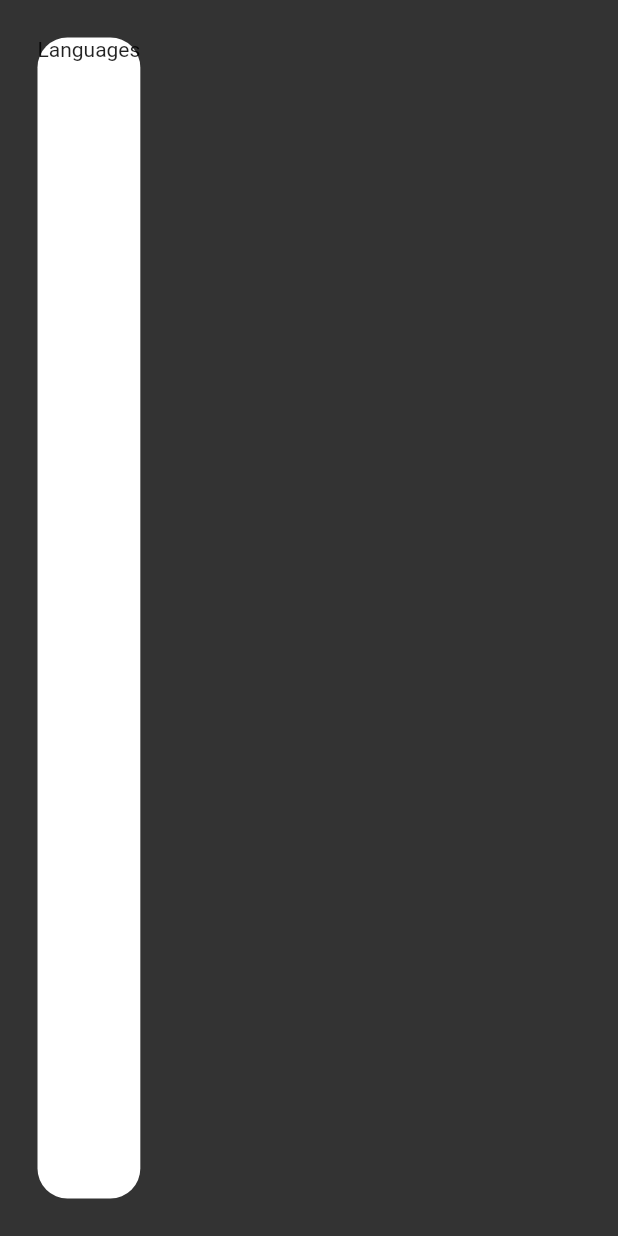
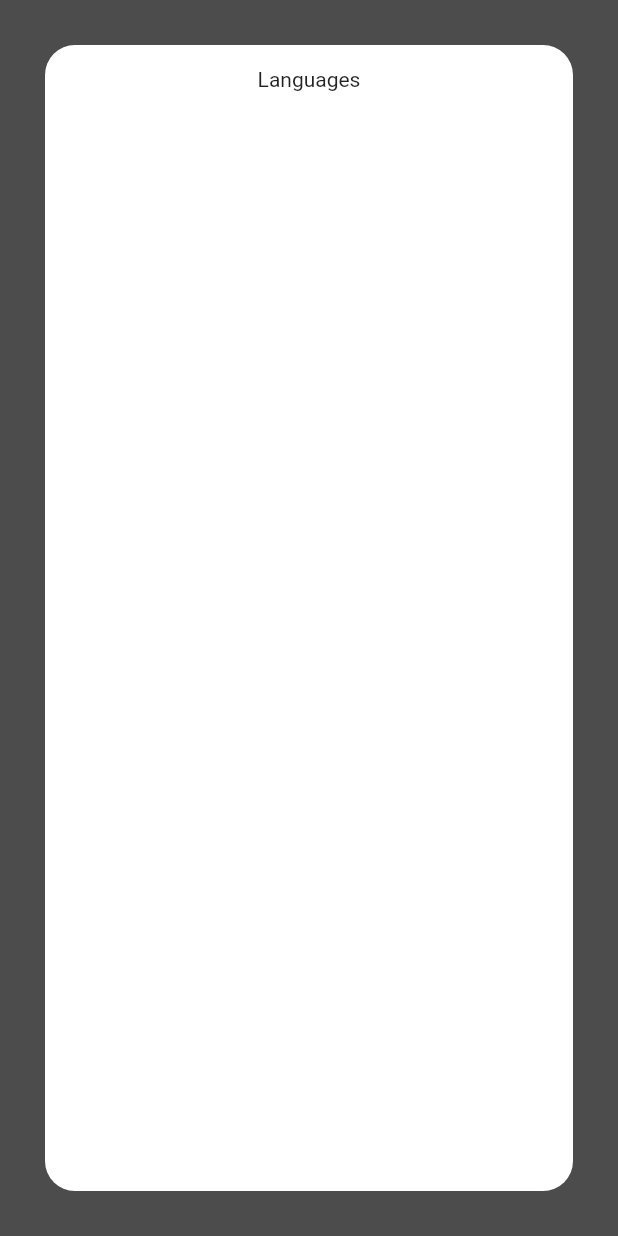
Before and after one commit to rocaforarnelo/flutter-template, a Flutter app: the LanguagesPage screen opened directly, on a phone screen of 412 x 824 dp. Run offline on Flutter 3.47's test engine with Material 2 defaults, Android fonts, the phone set to English and light mode, and no system bars; our stand-ins replace firebase_analytics, firebase_core; missing offline and left inert: firebase_analytics_web, firebase_core_web, shared_preferences_web; accounts and stored records are empty.

Commit message:
feat(localization) : center title of languages page

```diff
--- a/lib/languages_page.dart
+++ b/lib/languages_page.dart
@@ -4,15 +4,25 @@ class LanguagesPage extends StatelessWidget {
   @override
   Widget build(BuildContext context) {
     return Scaffold(
-      backgroundColor: Colors.black.withOpacity(.8),
-      body: Padding(
-        padding: const EdgeInsets.all(25.0),
-        child: Container(
-          child: Column(
-            children: [Text('Languages')],
+      backgroundColor: Colors.black.withOpacity(.70),
+      extendBody: true,
+      body: SafeArea(
+        child: Padding(
+          padding: const EdgeInsets.all(30.0),
+          child: Container(
+            child: Column(
+              crossAxisAlignment: CrossAxisAlignment.stretch,
+              children: [
+                Center(
+                    child: Padding(
+                  padding: const EdgeInsets.only(top: 15.0),
+                  child: Text('Languages'),
+                ))
+              ],
+            ),
+            decoration: BoxDecoration(
+                color: Colors.white, borderRadius: BorderRadius.circular(20)),
           ),
-          decoration: BoxDecoration(
-              color: Colors.white, borderRadius: BorderRadius.circular(20)),
         ),
       ),
     );
```
